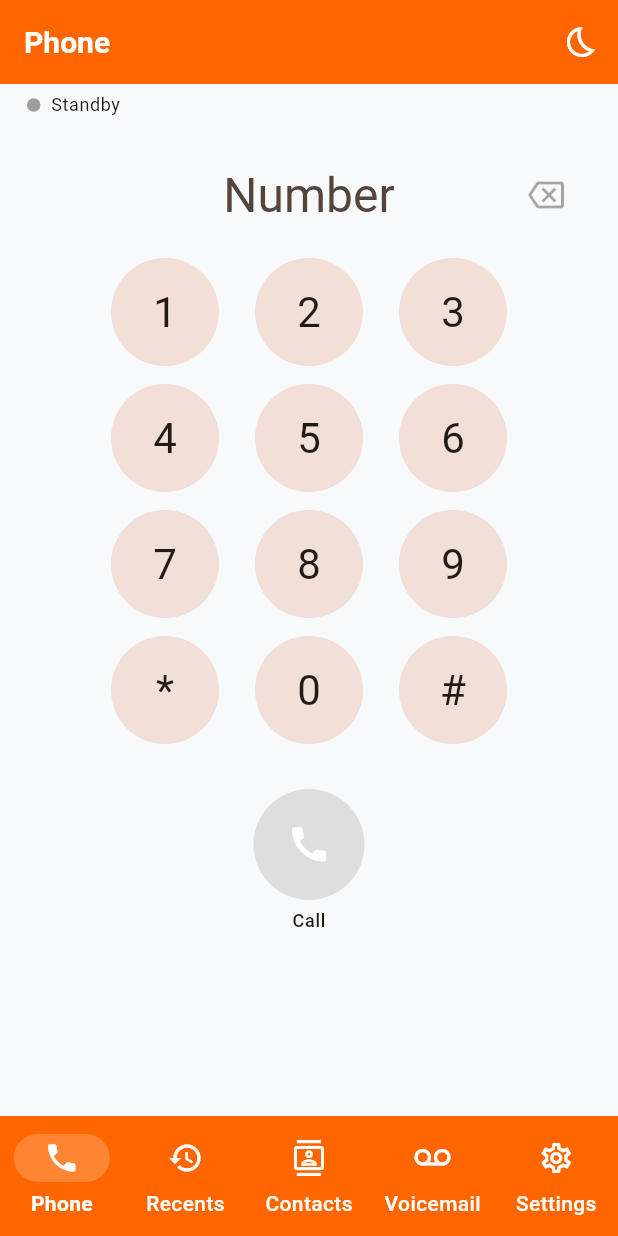
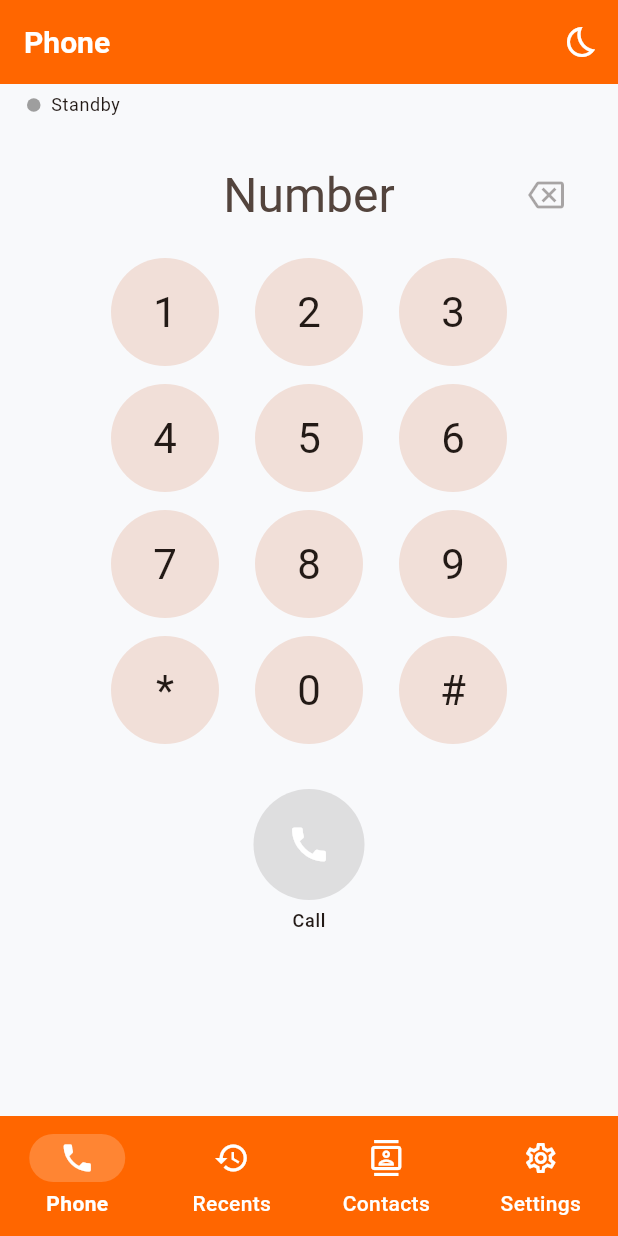
Before and after one commit to Si-Richards/communicator, a Flutter app: the screen it shows after launch, on a phone screen of 412 x 824 dp. Run offline on Flutter 3.47's test engine with Material 3 defaults, Android fonts, the phone set to English and light mode, and no system bars; our stand-ins replace flutter_secure_storage, shared_preferences; missing offline and left inert: flutter_callkit_incoming, flutter_webrtc.

Commit message:
Move voicemail out of bottom navigation

```diff
--- a/flutter/lib/app.dart
+++ b/flutter/lib/app.dart
@@ -6,7 +6,6 @@ import 'ui/call_history_screen.dart';
 import 'ui/contacts_screen.dart';
 import 'ui/phone_screen.dart';
 import 'ui/settings_screen.dart';
-import 'ui/voicemail_screen.dart';
 
 class VoiceHostApp extends StatelessWidget {
   const VoiceHostApp({
@@ -113,7 +112,6 @@ class _MainShellState extends State<MainShell> {
         onGoToPhone: _goToPhone,
       ),
       ContactsScreen(controller: controller, onGoToPhone: _goToPhone),
-      VoicemailScreen(controller: controller, onGoToPhone: _goToPhone),
       SettingsScreen(
         controller: controller,
         mobileCalls: widget.mobileCalls,
@@ -123,7 +121,6 @@ class _MainShellState extends State<MainShell> {
     return AnimatedBuilder(
       animation: controller,
       builder: (context, _) {
-        final newMessages = controller.voicemail.newMessages;
         return Scaffold(
           body: IndexedStack(index: _selectedIndex, children: screens),
           bottomNavigationBar: NavigationBar(
@@ -147,19 +144,6 @@ class _MainShellState extends State<MainShell> {
                 selectedIcon: Icon(Icons.contacts),
                 label: 'Contacts',
               ),
-              NavigationDestination(
-                icon: Badge(
-                  isLabelVisible: newMessages > 0,
-                  label: Text('$newMessages'),
-                  child: const Icon(Icons.voicemail_outlined),
-                ),
-                selectedIcon: Badge(
-                  isLabelVisible: newMessages > 0,
-                  label: Text('$newMessages'),
-                  child: const Icon(Icons.voicemail),
-                ),
-                label: 'Voicemail',
-              ),
               const NavigationDestination(
                 icon: Icon(Icons.settings_outlined),
                 selectedIcon: Icon(Icons.settings),
```
